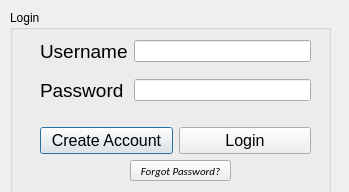
This is UI/login_dialog.ui in welshbrad/StockFlip as Qt 5 draws it before an edit. The edited form follows.
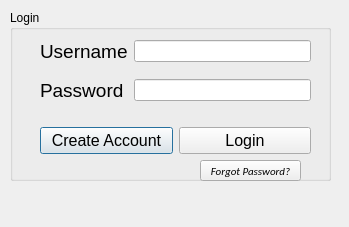
This is the edited form.

```diff
--- a/UI/login_dialog.ui
+++ b/UI/login_dialog.ui
@@ -7,7 +7,7 @@
     <x>0</x>
     <y>0</y>
     <width>349</width>
-    <height>192</height>
+    <height>227</height>
    </rect>
   </property>
   <property name="windowTitle">
@@ -19,7 +19,7 @@
      <x>10</x>
      <y>10</y>
      <width>321</width>
-     <height>191</height>
+     <height>171</height>
     </rect>
    </property>
    <property name="title">
@@ -110,7 +110,7 @@
    <widget class="QPushButton" name="ResetPassButton">
     <property name="geometry">
      <rect>
-      <x>120</x>
+      <x>190</x>
       <y>150</y>
       <width>101</width>
       <height>21</height>
```
Left out of the diff: 3 changed lines with no effect on the pictures.
